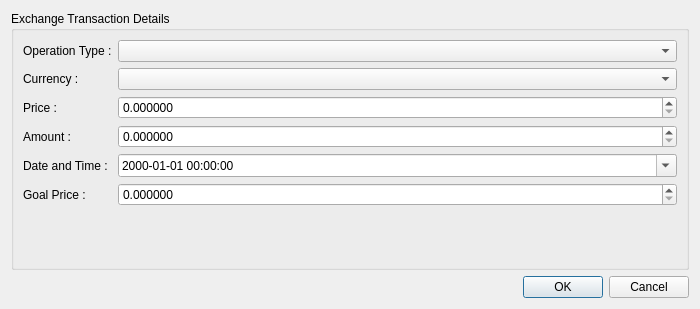
Before: the Qt Designer form investpor/gui/exchangedialog.ui in ukll/investpor, drawn with Qt 5.
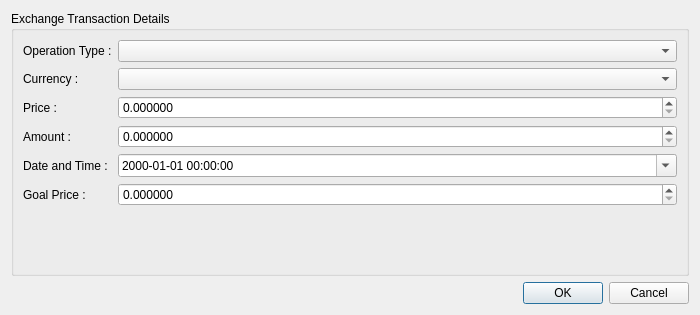
After: the same form once the commit is applied.

Commit message: Updates tab orders in dialogs.

The edit to the form file:
```diff
--- a/investpor/gui/exchangedialog.ui
+++ b/investpor/gui/exchangedialog.ui
@@ -7,7 +7,7 @@
     <x>0</x>
     <y>0</y>
     <width>700</width>
-    <height>309</height>
+    <height>315</height>
    </rect>
   </property>
   <property name="minimumSize">
```
Left out of the diff: 8 changed lines with no effect on the pictures. The commit also changes 7 other files.
